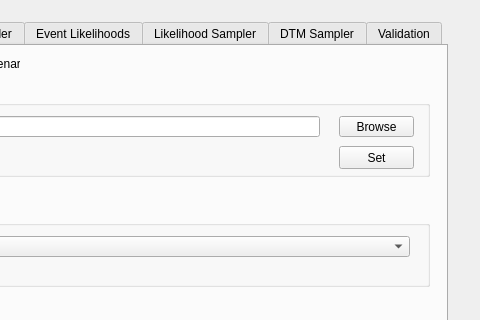
Before: the Qt Designer form canflood_inprep/ProjectDataPrep/ProjectDataPrepDialog_Base.ui in NRCan/CanFlood, drawn with Qt 5; both pictures show x 223 to 703 and y 0 to 320 of the 703 by 761 pixel window.
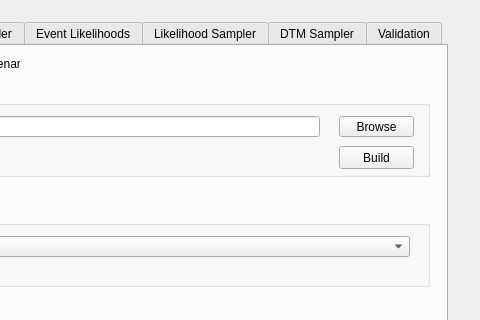
After: the same form once the commit is applied. Custom widgets are drawn as their Qt base class.

```diff
--- a/canflood_inprep/ProjectDataPrep/ProjectDataPrepDialog_Base.ui
+++ b/canflood_inprep/ProjectDataPrep/ProjectDataPrepDialog_Base.ui
@@ -105,7 +105,7 @@
        </rect>
       </property>
       <property name="text">
-       <string>Set</string>
+       <string>Build</string>
       </property>
      </widget>
     </widget>
```
